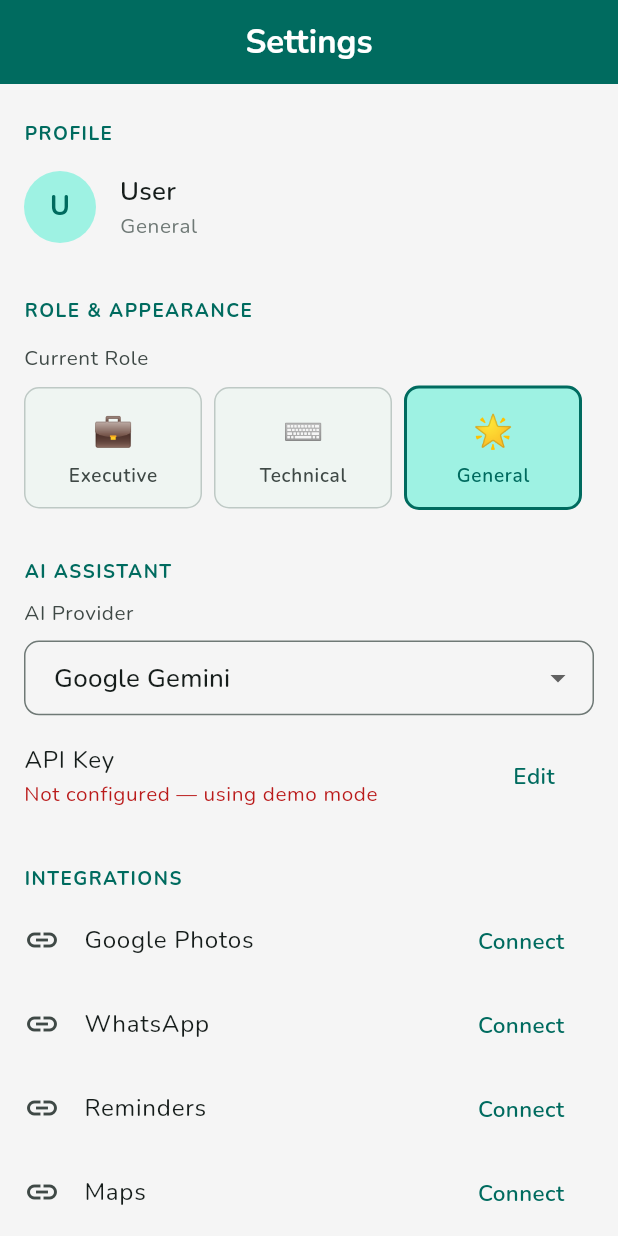
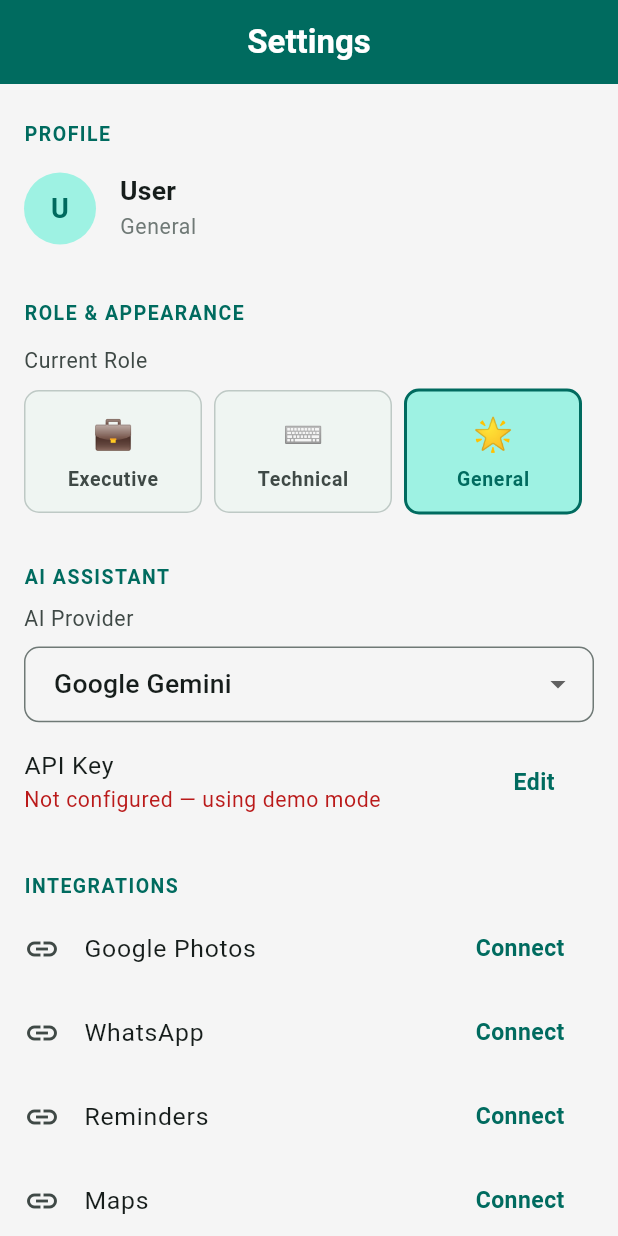
Before and after one commit to mkmishra-mkm/aprilai, a Flutter app: the SettingsScreen screen opened by its route, after a tap on "Executive", after a tap on "⌨️", after a tap on "General", on a phone screen of 412 x 824 dp. Run offline on Flutter 3.47's test engine with Material 3 defaults, Android fonts, the phone set to English and light mode, and no system bars; drawn by our look-alikes of flutter_animate; our stand-ins replace flutter_markdown, flutter_riverpod, go_router, shared_preferences; accounts and stored records are empty.

Commit message:
fix: remove google_fonts dependency entirely
google_fonts 6.x has a top-level const Map<FontWeight,String> that
causes a compile-time error with Dart 3.7+ (snap Flutter).

Replace with system fonts:
- Executive: Roboto (Material default)
- Technical: monospace (system mono)
- General: Roboto at 1.18x scale

Also removes empty assets declarations from pubspec.yaml.

Co-authored-by: mkmishra-mkm <mkmishra-mkm@users.noreply.github.com>

```diff
--- a/aprilai/lib/core/theme/app_theme.dart
+++ b/aprilai/lib/core/theme/app_theme.dart
@@ -1,37 +1,36 @@
 import 'package:flutter/material.dart';
-import 'package:google_fonts/google_fonts.dart';
 
 import '../models/user_configuration.dart';
 
 class AppTheme {
   AppTheme._();
 
-  // ── Shared palette seeds ──────────────────────────────────────────────────
+  // ── Palette seeds ─────────────────────────────────────────────────────────
   static const Color _executiveBlue = Color(0xFF1A3C5E);
   static const Color _executiveGold = Color(0xFFB8960C);
   static const Color _technicalCyan = Color(0xFF00E5FF);
-  static const Color _technicalBg = Color(0xFF0D1117);
-  static const Color _generalTeal = Color(0xFF00897B);
-  static const Color _generalBg = Color(0xFFF5F5F5);
+  static const Color _technicalBg   = Color(0xFF0D1117);
+  static const Color _generalTeal   = Color(0xFF00897B);
+  static const Color _generalBg     = Color(0xFFF5F5F5);
 
-  // ── Font family helpers (avoids broken GoogleFonts.*TextTheme() const map) ─
-  static String get _interFamily => GoogleFonts.inter().fontFamily!;
-  static String get _jetbrainsFamily => GoogleFonts.jetBrainsMono().fontFamily!;
-  static String get _nunitoFamily => GoogleFonts.nunito().fontFamily!;
+  // ── Font families (system fonts, no package needed) ───────────────────────
+  //   Executive  → Roboto (Material default, clean sans-serif)
+  //   Technical  → monospace (system mono on every platform)
+  //   General    → Roboto with larger scale
+  static const String _monoFamily = 'monospace';
 
-  // ── Executive Theme (Material 3, Light, medium density) ───────────────────
+  // ── Executive ─────────────────────────────────────────────────────────────
   static ThemeData get executive {
-    final colorScheme = ColorScheme.fromSeed(
+    final cs = ColorScheme.fromSeed(
       seedColor: _executiveBlue,
       secondary: _executiveGold,
       brightness: Brightness.light,
     );
-    final textTheme = _buildTextTheme(_interFamily, Brightness.light);
+    final tt = _textTheme(null, Brightness.light);
     return ThemeData(
       useMaterial3: true,
-      colorScheme: colorScheme,
-      fontFamily: _interFamily,
-      textTheme: textTheme,
+      colorScheme: cs,
+      textTheme: tt,
       cardTheme: CardThemeData(
         elevation: 0,
         shape: RoundedRectangleBorder(borderRadius: BorderRadius.circular(12)),
@@ -39,19 +38,19 @@ class AppTheme {
         surfaceTintColor: Colors.transparent,
       ),
       appBarTheme: AppBarTheme(
-        backgroundColor: colorScheme.surface,
+        backgroundColor: cs.surface,
         elevation: 0,
         scrolledUnderElevation: 1,
         centerTitle: false,
-        titleTextStyle: textTheme.titleLarge?.copyWith(
-          color: colorScheme.onSurface,
+        titleTextStyle: tt.titleLarge?.copyWith(
+          color: cs.onSurface,
           fontWeight: FontWeight.w600,
         ),
       ),
       navigationRailTheme: NavigationRailThemeData(
-        backgroundColor: colorScheme.surface,
-        selectedIconTheme: IconThemeData(color: colorScheme.primary),
-        indicatorColor: colorScheme.primaryContainer,
+        backgroundColor: cs.surface,
+        selectedIconTheme: IconThemeData(color: cs.primary),
+        indicatorColor: cs.primaryContainer,
       ),
       dividerTheme: const DividerThemeData(space: 1, thickness: 1),
       filledButtonTheme: FilledButtonThemeData(
@@ -63,9 +62,9 @@ class AppTheme {
     );
   }
 
-  // ── Technical Theme (Material 3, Dark, high density) ─────────────────────
+  // ── Technical ─────────────────────────────────────────────────────────────
   static ThemeData get technical {
-    final colorScheme = ColorScheme.fromSeed(
+    final cs = ColorScheme.fromSeed(
       seedColor: _technicalCyan,
       brightness: Brightness.dark,
     ).copyWith(
@@ -74,13 +73,13 @@ class AppTheme {
       surfaceContainerHighest: const Color(0xFF161B22),
       outline: const Color(0xFF30363D),
     );
-    final textTheme = _buildTextTheme(_jetbrainsFamily, Brightness.dark);
+    final tt = _textTheme(_monoFamily, Brightness.dark);
     return ThemeData(
       useMaterial3: true,
-      colorScheme: colorScheme,
+      colorScheme: cs,
       scaffoldBackgroundColor: _technicalBg,
-      fontFamily: _jetbrainsFamily,
-      textTheme: textTheme,
+      fontFamily: _monoFamily,
+      textTheme: tt,
       cardTheme: CardThemeData(
         elevation: 0,
         shape: RoundedRectangleBorder(
@@ -95,16 +94,16 @@ class AppTheme {
         elevation: 0,
         scrolledUnderElevation: 0,
         centerTitle: false,
-        titleTextStyle: textTheme.titleLarge?.copyWith(
+        titleTextStyle: tt.titleLarge?.copyWith(
           color: const Color(0xFFE6EDF3),
-          fontFamily: _jetbrainsFamily,
+          fontFamily: _monoFamily,
         ),
         iconTheme: const IconThemeData(color: Color(0xFF8B949E)),
       ),
       navigationRailTheme: NavigationRailThemeData(
         backgroundColor: const Color(0xFF161B22),
-        selectedIconTheme: IconThemeData(color: colorScheme.primary),
-        indicatorColor: colorScheme.primaryContainer,
+        selectedIconTheme: IconThemeData(color: cs.primary),
+        indicatorColor: cs.primaryContainer,
       ),
       dividerTheme: const DividerThemeData(
         color: Color(0xFF30363D),
@@ -115,7 +114,7 @@ class AppTheme {
         style: FilledButton.styleFrom(
           minimumSize: const Size(0, 36),
           shape: RoundedRectangleBorder(borderRadius: BorderRadius.circular(4)),
-          textStyle: TextStyle(fontFamily: _jetbrainsFamily, fontSize: 13),
+          textStyle: const TextStyle(fontFamily: _monoFamily, fontSize: 13),
         ),
       ),
       inputDecorationTheme: InputDecorationTheme(
@@ -131,28 +130,24 @@ class AppTheme {
         ),
         focusedBorder: OutlineInputBorder(
           borderRadius: BorderRadius.circular(4),
-          borderSide: BorderSide(color: colorScheme.primary),
+          borderSide: BorderSide(color: cs.primary),
         ),
       ),
     );
   }
 
-  // ── General / Senior Theme (High contrast, low density, large targets) ────
+  // ── General / Senior ──────────────────────────────────────────────────────
   static ThemeData get general {
-    final colorScheme = ColorScheme.fromSeed(
+    final cs = ColorScheme.fromSeed(
       seedColor: _generalTeal,
       brightness: Brightness.light,
-    ).copyWith(
-      surface: _generalBg,
-    );
-    final textTheme = _buildTextTheme(_nunitoFamily, Brightness.light,
-        scale: 1.15);
+    ).copyWith(surface: _generalBg);
+    final tt = _textTheme(null, Brightness.light, scale: 1.18);
     return ThemeData(
       useMaterial3: true,
-      colorScheme: colorScheme,
+      colorScheme: cs,
       scaffoldBackgroundColor: _generalBg,
-      fontFamily: _nunitoFamily,
-      textTheme: textTheme,
+      textTheme: tt,
       cardTheme: CardThemeData(
         elevation: 2,
         shadowColor: Colors.black26,
@@ -161,10 +156,10 @@ class AppTheme {
         surfaceTintColor: Colors.transparent,
       ),
       appBarTheme: AppBarTheme(
-        backgroundColor: colorScheme.primary,
+        backgroundColor: cs.primary,
         elevation: 0,
         centerTitle: true,
-        titleTextStyle: textTheme.titleLarge?.copyWith(
+        titleTextStyle: tt.titleLarge?.copyWith(
           color: Colors.white,
           fontWeight: FontWeight.w700,
           fontSize: 22,
@@ -175,29 +170,29 @@ class AppTheme {
         style: ElevatedButton.styleFrom(
           minimumSize: const Size(double.infinity, 64),
           shape: RoundedRectangleBorder(borderRadius: BorderRadius.circular(16)),
-          backgroundColor: colorScheme.primary,
+          backgroundColor: cs.primary,
           foregroundColor: Colors.white,
-          textStyle: textTheme.titleMedium?.copyWith(fontWeight: FontWeight.w700),
+          textStyle: tt.titleMedium?.copyWith(fontWeight: FontWeight.w700),
         ),
       ),
       filledButtonTheme: FilledButtonThemeData(
         style: FilledButton.styleFrom(
           minimumSize: const Size(double.infinity, 64),
           shape: RoundedRectangleBorder(borderRadius: BorderRadius.circular(16)),
-          textStyle: textTheme.titleMedium?.copyWith(fontWeight: FontWeight.w700),
+          textStyle: tt.titleMedium?.copyWith(fontWeight: FontWeight.w700),
         ),
       ),
       navigationBarTheme: NavigationBarThemeData(
         height: 72,
         labelTextStyle: WidgetStateProperty.resolveWith((_) =>
-            textTheme.labelLarge?.copyWith(fontWeight: FontWeight.w600)),
+            tt.labelLarge?.copyWith(fontWeight: FontWeight.w600)),
       ),
     );
   }
 
-  // ── Text theme builder (avoids GoogleFonts.*TextTheme const map issue) ────
-  static TextTheme _buildTextTheme(
-    String fontFamily,
+  // ── Shared text theme builder ─────────────────────────────────────────────
+  static TextTheme _textTheme(
+    String? fontFamily,
     Brightness brightness, {
     double scale = 1.0,
   }) {
@@ -212,36 +207,34 @@ class AppTheme {
           fontWeight: weight,
           height: height,
           letterSpacing: spacing,
+          inherit: true,
         );
 
     return base.copyWith(
-      displayLarge: s(32, FontWeight.w300, spacing: -1),
+      displayLarge:  s(32, FontWeight.w300, spacing: -1),
       displayMedium: s(28, FontWeight.w300),
-      displaySmall: s(24, FontWeight.w400),
-      headlineLarge: s(24, FontWeight.w600),
+      displaySmall:  s(24, FontWeight.w400),
+      headlineLarge:  s(24, FontWeight.w600),
       headlineMedium: s(20, FontWeight.w600),
-      headlineSmall: s(18, FontWeight.w600),
-      titleLarge: s(18, FontWeight.w500),
+      headlineSmall:  s(18, FontWeight.w600),
+      titleLarge:  s(18, FontWeight.w500),
       titleMedium: s(15, FontWeight.w500),
-      titleSmall: s(13, FontWeight.w500),
-      bodyLarge: s(14, FontWeight.w400, height: 1.5),
+      titleSmall:  s(13, FontWeight.w500),
+      bodyLarge:  s(14, FontWeight.w400, height: 1.5),
       bodyMedium: s(13, FontWeight.w400, height: 1.5),
-      bodySmall: s(12, FontWeight.w400, height: 1.5),
-      labelLarge: s(13, FontWeight.w600, spacing: 0.3),
+      bodySmall:  s(12, FontWeight.w400, height: 1.5),
+      labelLarge:  s(13, FontWeight.w600, spacing: 0.3),
       labelMedium: s(12, FontWeight.w500),
-      labelSmall: s(11, FontWeight.w500),
+      labelSmall:  s(11, FontWeight.w500),
     );
   }
 
-  // ── Factory accessor ──────────────────────────────────────────────────────
+  // ── Factory ───────────────────────────────────────────────────────────────
   static ThemeData forRole(UserRole role) {
     switch (role) {
-      case UserRole.executive:
-        return executive;
-      case UserRole.technical:
-        return technical;
-      case UserRole.general:
-        return general;
+      case UserRole.executive:  return executive;
+      case UserRole.technical:  return technical;
+      case UserRole.general:    return general;
     }
   }
 
--- a/aprilai/pubspec.yaml
+++ b/aprilai/pubspec.yaml
@@ -15,7 +15,6 @@ dependencies:
   go_router: ^14.8.1
   shared_preferences: ^2.3.4
   flutter_markdown: ^0.7.6
-  google_fonts: ^6.2.1
   intl: ^0.20.1
   http: ^1.2.2
   flutter_animate: ^4.5.0
```
